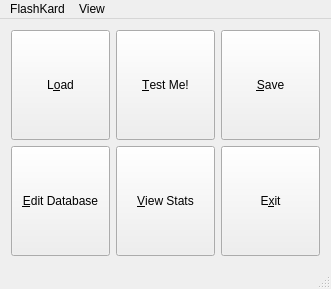
megamasha/FlashKard, file mainwindow.ui: the form before one commit.
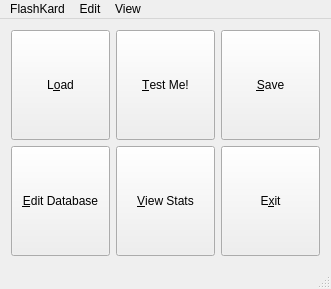
The form after the commit. Icons and pictures are not drawn.

```diff
--- a/mainwindow.ui
+++ b/mainwindow.ui
@@ -279,7 +279,14 @@
     <addaction name="actionStatistics"/>
     <addaction name="actionDatabase_Editor"/>
    </widget>
+   <widget class="QMenu" name="menuEdit">
+    <property name="title">
+     <string>Edit</string>
+    </property>
+    <addaction name="actionConfigure_FlashKard"/>
+   </widget>
    <addaction name="menuFlashKard"/>
+   <addaction name="menuEdit"/>
    <addaction name="menuView"/>
   </widget>
   <widget class="QStatusBar" name="statusBar"/>
```
Left out of the diff: 14 changed lines with no effect on the pictures.
